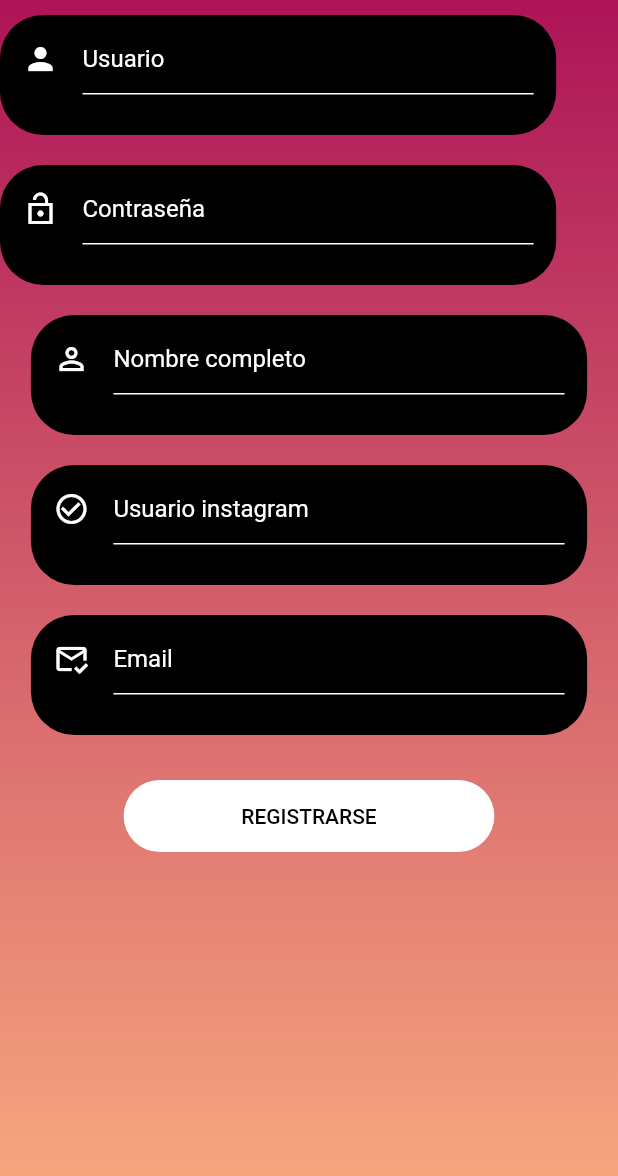
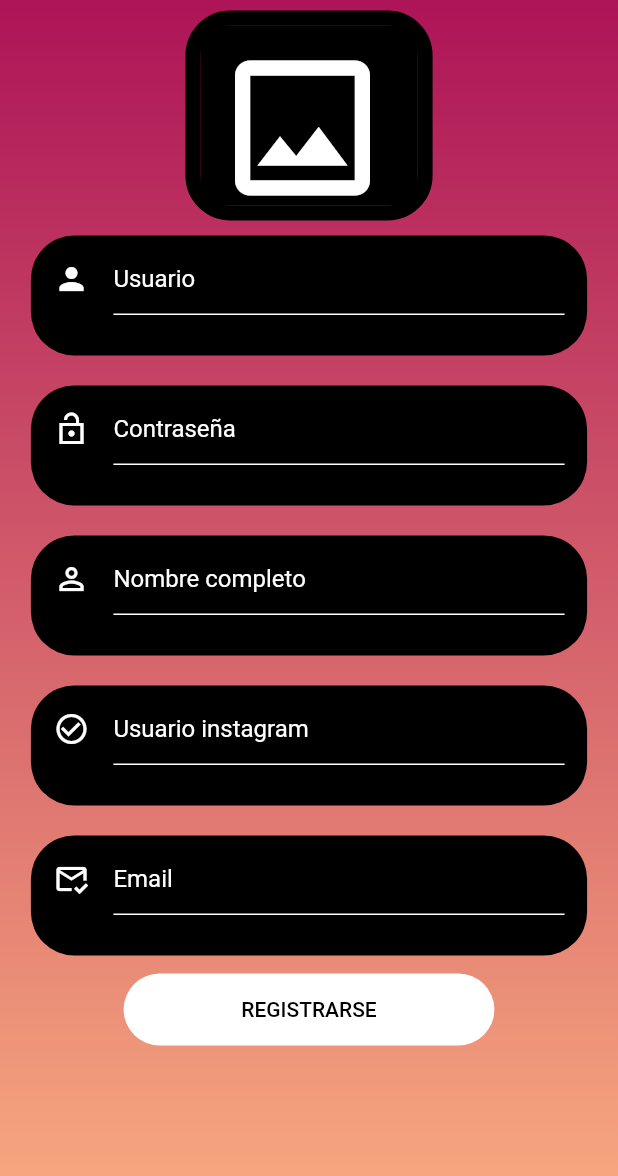
Before and after one commit to JcortesJ/MyUNify, a Flutter app: the Registro screen opened directly, on a phone screen of 412 x 824 dp. Shown: the top 1176 px of the screen. Run offline on Flutter 3.47's test engine with Material 2 defaults, Android fonts, the phone set to English and light mode, and no system bars; our stand-ins replace image_picker, table_calendar.

Commit message:
Resgitro y pantallas login completamente terminados, así como la parte de navegacion entre esas pantallas

```diff
--- a/lib/loginPages/Registro.dart
+++ b/lib/loginPages/Registro.dart
@@ -1,4 +1,8 @@
+import 'dart:io';
+
 import 'package:flutter/material.dart';
+import 'package:myunify/widgets/camara_widgets/camara.dart';
+import 'package:myunify/widgets/generales/Colores.dart';
 import 'package:myunify/widgets/generales/FondoPantalla.dart';
 import 'package:myunify/widgets/login_widgets/Containers.dart';
 import 'package:myunify/widgets/login_widgets/input_usuario.dart';
@@ -37,6 +41,7 @@ class _RegistroState extends State<Registro> {
   String correo = " ";
   String nombre = " ";
   String usuarioIg = " ";
+  File? foto = null;
 
   final keyform = GlobalKey<FormState>();
   @override
@@ -49,9 +54,19 @@ class _RegistroState extends State<Registro> {
             Column(
               mainAxisAlignment: MainAxisAlignment.end,
               children: [
-              Row(
-                children: [
-                  //WIdget Camara
+                Container(
+                  margin: const EdgeInsets.only(top: 7),
+                  width: size.width * 0.4,
+                  height: 140,
+                  decoration: BoxDecoration(
+                    border: Border.all(
+                      width: 10,
+                      color: Colores.colorComplementario
+                    ),
+                    borderRadius:  BorderRadius.circular(30),
+                  ),
+                  child: FotoUsuario(callback: (File? imagen) => foto = imagen)
+                ),
                 Column(
                   children: [
                     // ignore: prefer_const_constructors
@@ -60,8 +75,6 @@ class _RegistroState extends State<Registro> {
                     ),
                     Containers(
                       child: InputUsuario(iconod: Icons.lock_open_sharp, label: "Contraseña", invisible: false, control: clave, Callback: (String valor) => clave = valor)
-                      )
-                    ]
                     )
                   ]
                 ),
@@ -76,7 +89,7 @@ class _RegistroState extends State<Registro> {
                 ),
                 Container(
                     //padding: const EdgeInsets.symmetric(vertical: 10),
-                  margin: const EdgeInsets.symmetric(vertical: 20),
+                    margin: const EdgeInsets.only(top: 2, bottom: 2),
                     width: size.width * 0.6,
                     decoration: BoxDecoration(
                       borderRadius:  BorderRadius.circular(29),
@@ -85,12 +98,14 @@ class _RegistroState extends State<Registro> {
                     child: TextButton(
                       onPressed:(){
                         //print('user: $usuario contraseña $clave');
+                        //print('entro foto: ${foto == null? 'no funciona': 'funciono!!'} ');
                       },
                       child: const Text(
                         "REGISTRARSE",
                         style: TextStyle(color: Colors.black),)
                       ),
                   ),
+
             ]
             )
           ],
--- /dev/null
+++ b/lib/widgets/camara_widgets/camara.dart
@@ -0,0 +1,82 @@
+import 'dart:io'  show File;
+import 'package:flutter/material.dart';
+import 'package:image_picker/image_picker.dart';
+
+import 'Dialogo.dart';
+/*
+
+void main() {
+  runApp(const MyApp());
+}
+
+class MyApp extends StatelessWidget {
+  const MyApp({Key? key}) : super(key: key);
+
+  @override
+  Widget build(BuildContext context) {
+    return MaterialApp(
+      title: 'Flutter Demo',
+      theme: ThemeData(
+          primarySwatch: Colors.blue,
+          textTheme: const TextTheme(button: TextStyle(color: Colors.black)),
+          bottomNavigationBarTheme: const BottomNavigationBarThemeData(
+              selectedLabelStyle: TextStyle(color: Colors.black),
+              unselectedLabelStyle: TextStyle(color: Colors.black)
+          )
+      ),
+      home: FotoUsuario(),
+    );
+  }
+}
+
+*/
+class FotoUsuario extends StatefulWidget{
+  File? imageFile = null;
+
+  final Function callback;
+
+  FotoUsuario({Key? key, required this.callback}) : super(key: key);
+  _FotoUsuarioScreenState createState() => _FotoUsuarioScreenState();
+
+
+
+}
+
+class _FotoUsuarioScreenState extends State<FotoUsuario>{
+
+
+
+  void _openGallery(BuildContext context) async {
+    final ImagePicker _picker = ImagePicker();
+
+    final XFile? picture = await _picker.pickImage(source: ImageSource.gallery);
+    setState(() {
+      widget.imageFile = File(picture!.path);
+      widget.callback(widget.imageFile);
+    });
+    Navigator.of(context).pop();
+  }
+
+  Future<void> _showSelectionDialog(BuildContext context) {
+    return showDialog(
+        context: context,
+        builder: (BuildContext context) {
+          return Dialogo(accion: (BuildContext contexto){_openGallery(contexto); }, contexto: context, );
+        }
+    );
+  }
+
+
+  @override
+  Widget build(BuildContext conext){
+    return Scaffold(
+      body:IconButton(
+        onPressed: () async{ _showSelectionDialog(context);},
+        icon:
+        widget.imageFile == null? Icon(Icons.photo_outlined, color: Colors.white) : Image.file(File(widget.imageFile!.path)),
+        iconSize: 120,
+      ),
+      backgroundColor: Colors.black,
+    );
+  }
+}
--- a/lib/widgets/generales/Colores.dart
+++ b/lib/widgets/generales/Colores.dart
@@ -6,4 +6,5 @@ class Colores{
   static Color colorNaranja = Color(0xFFFF8303);
   static Color colorRosado = Color(0xFFAD1457);
   static Color colorComplementario = Color(0xff000000);
+  static Color colorBurbuja = Color(0xffF0E3CA);
 }
```
Also changed, not shown: lib/loginPages/inicio.dart (+10 -2 lines), lib/loginPages/login.dart (+13 -0 lines), lib/pantallas/mainRoots.dart (added, +30 -0 lines), lib/widgets/camara_widgets/Dialogo.dart (added, +29 -0 lines), pubspec.yaml (+6 -1 lines), assets/InicioUNIFY.png (added), assets/buhoUNIFY.png (added), pubspec.lock, 1 other file. Lines whose indentation alone changed are shown as unchanged.
